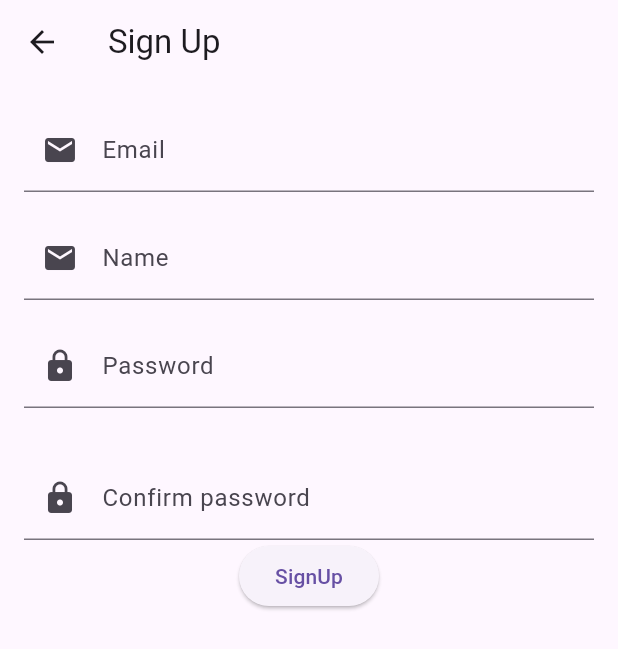
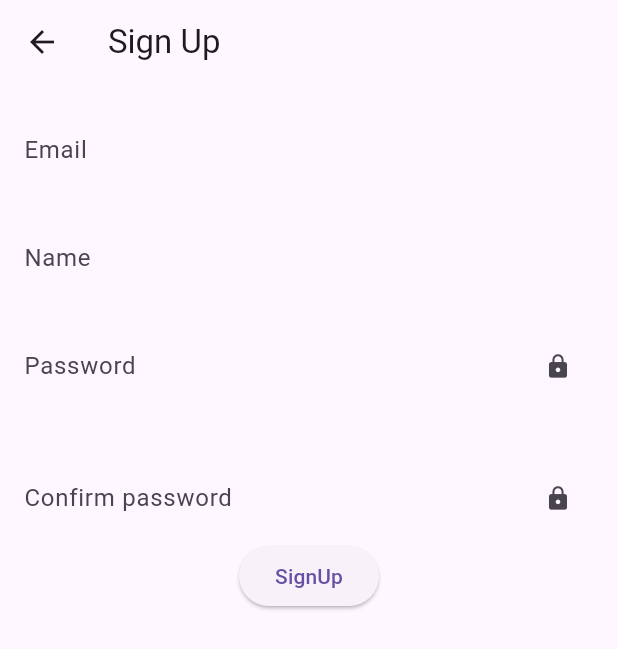
Before and after one commit to overetch/untitled_app, a Flutter app: the screen it shows after launch, after a tap on "SignUp", on a phone screen of 412 x 824 dp. Shown: the top 649 px of the screen. Run offline on Flutter 3.47's test engine with Material 3 defaults, Android fonts, the phone set to English and light mode, and no system bars; our stand-ins replace bloc, drift, drift_flutter, equatable, flutter_bloc, go_router and 2 more; accounts and stored records are empty; generated files the repository leaves out were written again.

Commit message:
feat: - updated sign in/ip screens. - added custom text form field

```diff
--- a/lib/feature/auth/data/data_sources/auth_remote_data_source.dart
+++ b/lib/feature/auth/data/data_sources/auth_remote_data_source.dart
@@ -8,7 +8,6 @@ abstract interface class AuthRemoteDataSource {
   Future<void> logout();
 
   Future<UserModel> signUpWithEmailPassword({
-    required String name,
     required String email,
     required String password,
   });
@@ -45,7 +44,6 @@ class AuthRemoteDataSourceImpl implements AuthRemoteDataSource {
 
   @override
   Future<UserModel> signUpWithEmailPassword({
-    required String name,
     required String email,
     required String password,
   }) async {
@@ -53,7 +51,6 @@ class AuthRemoteDataSourceImpl implements AuthRemoteDataSource {
       final response = await supabaseClient.auth.signUp(
         password: password,
         email: email,
-        data: {'name': name},
       );
       if (response.user == null) {
         throw ServerException('User exception');
--- a/lib/feature/auth/data/repository/auth_repository_impl.dart
+++ b/lib/feature/auth/data/repository/auth_repository_impl.dart
@@ -35,13 +35,14 @@ class AuthRepositoryImpl implements AuthRepository {
   }) async {
     try {
       final response = await remoteDataSource.signUpWithEmailPassword(
-        name: name,
         email: email,
         password: password,
       );
-      return Right(response);
+      return Right(response.toUser());
     } on ServerException catch (e) {
       return Left(Failure(e.message));
+    } catch(e) {
+      return Left(Failure(e.toString()));
     }
   }
 
--- a/lib/feature/auth/domain/usecase/user_login.dart
+++ b/lib/feature/auth/domain/usecase/user_login.dart
@@ -11,7 +11,7 @@ class UserLogin implements UseCase<User, UserLoginParams> {
 
   @override
   Future<Either<Failure, User>> call(UserLoginParams params) async {
-    return _authRepository.loginWithEmailPassword(
+    return await _authRepository.loginWithEmailPassword(
       email: params.email,
       password: params.password,
     );
--- a/lib/feature/auth/presentation/bloc/auth_bloc.dart
+++ b/lib/feature/auth/presentation/bloc/auth_bloc.dart
@@ -41,7 +41,7 @@ class AuthBloc extends Bloc<AuthEvent, AuthState> {
     );
     response.fold(
       (l) => emit(AuthFailure(l.message)),
-      (user) => AuthSuccess(user),
+      (user) => emit(AuthSuccess(user)),
     );
   }
 
--- a/lib/feature/auth/presentation/screens/sign_in_screen.dart
+++ b/lib/feature/auth/presentation/screens/sign_in_screen.dart
@@ -8,6 +8,7 @@ import 'package:untitled/core/theme/theme.dart';
 import 'package:untitled/feature/auth/presentation/bloc/auth_bloc.dart';
 import 'package:untitled/feature/auth/presentation/widgets/login_animation_controller.dart';
 import 'package:untitled/feature/auth/presentation/widgets/login_teddy.dart';
+import 'package:untitled/presentation/widgets/custom_text_form_field.dart';
 
 class SignInScreen extends StatelessWidget {
   const SignInScreen({super.key});
@@ -40,7 +41,6 @@ class _SignInScreenState extends State<_SignInScreen> {
   final TextEditingController _pwdController = TextEditingController();
   final FocusNode _emailFocusNode = FocusNode();
   final FocusNode _pwdFocusNode = FocusNode();
-  bool showPassword = false;
 
   @override
   void initState() {
@@ -123,38 +123,23 @@ class _SignInScreenState extends State<_SignInScreen> {
                       child: Column(
                         children: [
                           const SizedBox(height: 32),
-                          TextFormField(
-                            decoration: const InputDecoration(
-                              hintText: 'Email',
-                            ),
+                          CustomTextFormField(
+                            enabled: state is! AuthLoading,
+                            hintText: 'Email',
                             controller: _emailController,
                             focusNode: _emailFocusNode,
                             validator: Validators.validateEmail,
                           ),
                           const SizedBox(height: 16),
-                          TextFormField(
-                            decoration: const InputDecoration(
-                              hintText: 'password',
-                            ),
+                          CustomTextFormField(
+                            enabled: state is! AuthLoading,
+                            hintText: 'password',
                             controller: _pwdController,
                             focusNode: _pwdFocusNode,
                             obscureText: true,
                             validator: Validators.validatePassword,
-                          ),
-                          const SizedBox(height: 16),
-                          StatefulBuilder(
-                            builder: (ctx, setState) {
-                              return CheckboxListTile(
-                                contentPadding: EdgeInsets.zero,
-                                value: showPassword,
-                                onChanged: (value) {
-                                  setState(() {
-                                    showPassword = !showPassword;
-                                  });
-                                  animationController.setPeeking(showPassword);
-                                },
-                                title: const Text('Peeking the password'),
-                              );
+                            obscureListener: (isObscure) {
+                              animationController.setPeeking(!isObscure);
                             },
                           ),
                           const SizedBox(height: 32),
--- a/lib/feature/auth/presentation/screens/sign_up_screen.dart
+++ b/lib/feature/auth/presentation/screens/sign_up_screen.dart
@@ -3,6 +3,7 @@ import 'package:flutter_bloc/flutter_bloc.dart';
 import 'package:untitled/core/common/validators.dart';
 import 'package:untitled/core/di/di_container.dart';
 import 'package:untitled/feature/auth/presentation/bloc/auth_bloc.dart';
+import 'package:untitled/presentation/widgets/custom_text_form_field.dart';
 
 class SignUpScreen extends StatelessWidget {
   const SignUpScreen({super.key});
@@ -52,57 +53,60 @@ class _SignUpScreenState extends State<_SignUpScreen> {
         child: BlocConsumer<AuthBloc, AuthState>(
           listener: (context, state) {
             if (state is AuthFailure) {
-              print('error: ${state.message}');
+              ScaffoldMessenger.of(context).showSnackBar(
+                SnackBar(
+                  content: Text(state.message),
+                ),
+              );
             }
-            print('state: $state');
+            if(state is AuthSuccess) {
+              ScaffoldMessenger.of(context).showSnackBar(
+                const SnackBar(
+                  content: Text('Registered successfully!'),
+                ),
+              );
+              Navigator.of(context).pop();
+            }
           },
           builder: (context, state) {
             return Form(
               key: _formKey,
               child: Column(
                 children: [
-                  TextFormField(
+                  CustomTextFormField(
+                    enabled: state is! AuthLoading,
                     controller: _emailController,
                     keyboardType: TextInputType.emailAddress,
-                    decoration: const InputDecoration(
                     labelText: 'Email',
                     hintText: 'Enter your email',
-                      prefixIcon: Icon(Icons.email),
-                    ),
                     validator: Validators.validateEmail,
                   ),
                   const SizedBox(height: 16),
-                  TextFormField(
+                  CustomTextFormField(
+                    enabled: state is! AuthLoading,
                     controller: _nameController,
                     keyboardType: TextInputType.name,
-                    decoration: const InputDecoration(
                     labelText: 'Name',
                     hintText: 'Enter your name',
-                      prefixIcon: Icon(Icons.email),
-                    ),
                     validator: (value) =>
                         Validators.validateLength(value, 3, 18),
                   ),
                   const SizedBox(height: 16),
-                  TextFormField(
+                  CustomTextFormField(
+                    enabled: state is! AuthLoading,
                     controller: _pwdController,
                     obscureText: true,
-                    decoration: const InputDecoration(
                     labelText: 'Password',
                     hintText: 'Enter your password',
-                      prefixIcon: Icon(Icons.lock),
-                    ),
                     validator: Validators.validatePassword,
                   ),
                   const SizedBox(height: 32),
-                  TextFormField(
+                  CustomTextFormField(
+                    enabled: state is! AuthLoading,
                     controller: _pwdConfirmController,
                     obscureText: true,
-                    decoration: const InputDecoration(
                     labelText: 'Confirm password',
                     hintText: 'Confirm your password',
-                      prefixIcon: Icon(Icons.lock),
-                    ),
                     validator: (value) {
                       return Validators.validateConfirmPassword(
                         value,
--- /dev/null
+++ b/lib/presentation/widgets/custom_text_form_field.dart
@@ -0,0 +1,70 @@
+import 'package:flutter/material.dart';
+
+class CustomTextFormField extends StatefulWidget {
+  const CustomTextFormField({
+    this.hintText,
+    this.labelText,
+    this.errorText,
+    this.autoFocus,
+    this.enabled,
+    this.validator,
+    this.controller,
+    this.focusNode,
+    this.obscureListener,
+    this.keyboardType,
+    super.key,
+    this.obscureText = false,
+  });
+
+  final String? hintText;
+  final String? labelText;
+  final String? errorText;
+  final bool obscureText;
+  final bool? autoFocus;
+  final bool? enabled;
+  final FormFieldValidator<String>? validator;
+  final TextEditingController? controller;
+  final FocusNode? focusNode;
+  final ValueChanged<bool>? obscureListener;
+  final TextInputType? keyboardType;
+
+  @override
+  State<CustomTextFormField> createState() => _CustomTextFormFieldState();
+}
+
+class _CustomTextFormFieldState extends State<CustomTextFormField> {
+  late var obscureValue = widget.obscureText;
+
+  @override
+  Widget build(BuildContext context) {
+    return TextFormField(
+      focusNode: widget.focusNode,
+      controller: widget.controller,
+      enabled: widget.enabled,
+      obscureText: obscureValue,
+      autofocus: widget.autoFocus ?? false,
+      keyboardType: widget.keyboardType,
+      decoration: InputDecoration(
+        hintText: widget.hintText,
+        labelText: widget.labelText,
+        errorText: widget.errorText,
+        border: InputBorder.none,
+        suffixIcon: !widget.obscureText
+            ? const SizedBox()
+            : GestureDetector(
+                child: Icon(
+                  size: 18,
+                  obscureValue ? Icons.lock : Icons.lock_open,
+                ),
+                onTap: () {
+                  setState(() {
+                    obscureValue = !obscureValue;
+                    widget.obscureListener?.call(obscureValue);
+                  });
+                },
+              ),
+      ),
+      validator: widget.validator,
+    );
+  }
+}
```
Lines whose indentation alone changed are shown as unchanged.
